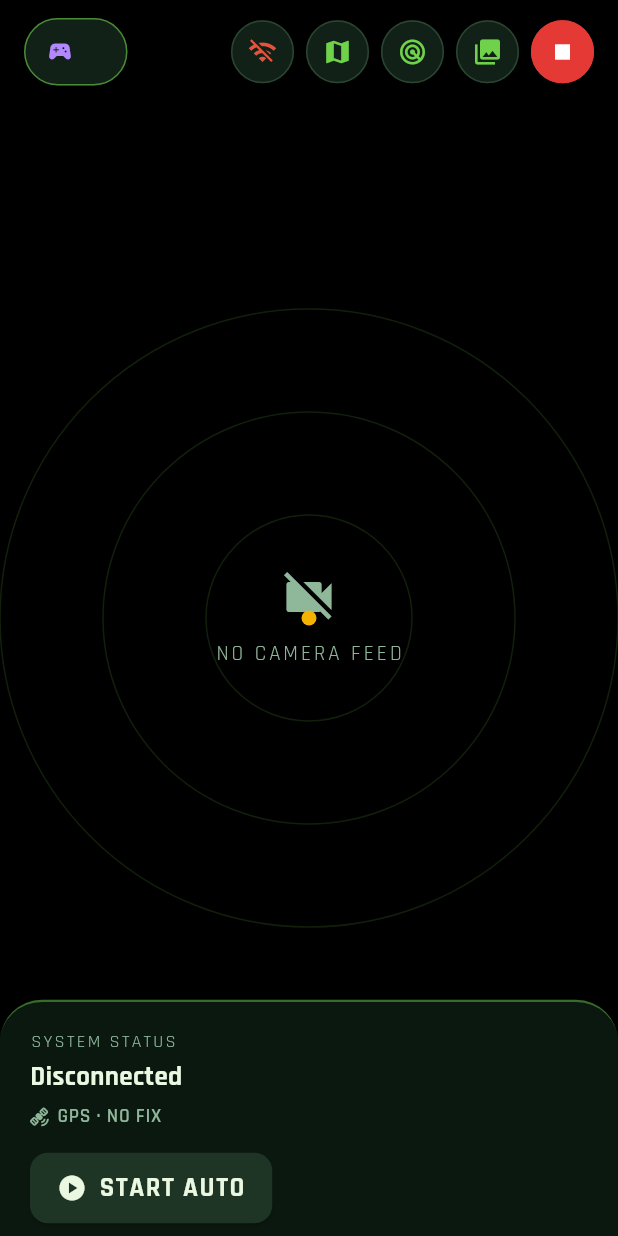
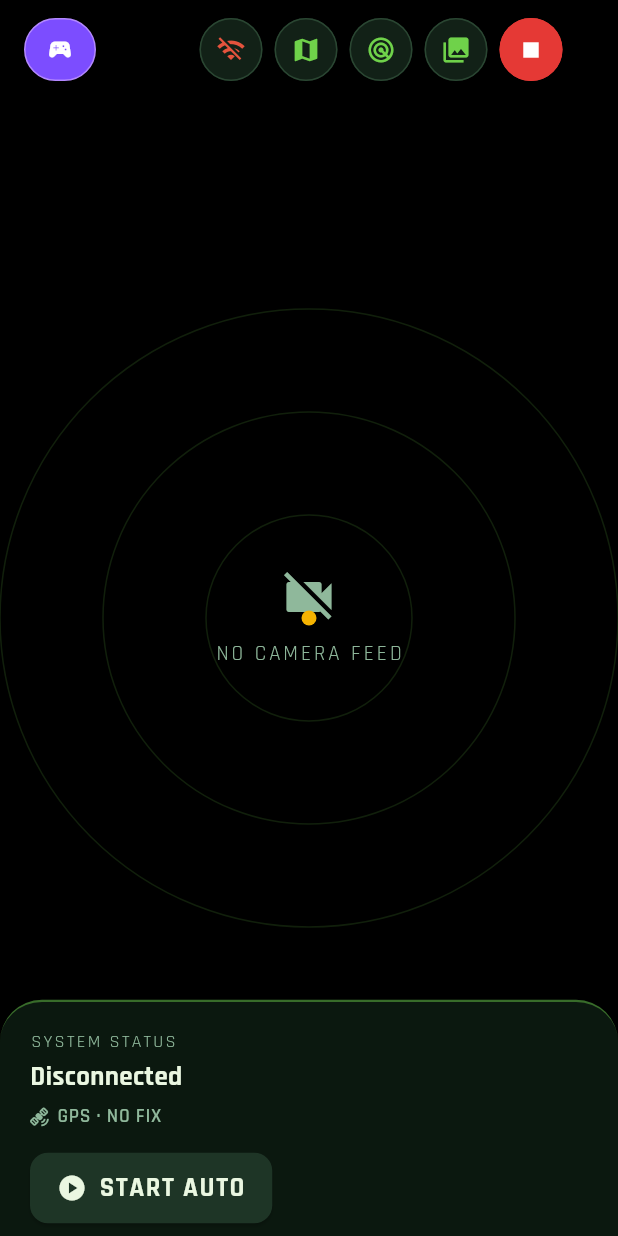
Before and after one commit to abdlnc/appPD, a Flutter app: the ControlScreen screen opened directly, on a phone screen of 412 x 824 dp. Run offline on Flutter 3.47's test engine with Material 3 defaults, Android fonts, the phone set to English and light mode, and no system bars; our stand-ins replace cloud_firestore, firebase_core, flutter_map, google_fonts, latlong2, shared_preferences; missing offline and left inert: flutter_joystick; accounts and stored records are empty.

Commit message:
Make the whole MANUAL control violet, and drop its label
Colouring only the icon left the rest of the control looking like an ordinary
mode pill. The whole thing is now a solid violet block -- a colour used
nowhere else in the bar -- so the entire control reads as developer territory
rather than a mode on offer. AUTO is unchanged: dark surface, amber edge,
amber icon.

The word MANUAL is gone with it. It was labelling something the operator is
not meant to reach for, and the violet marker says what it needs to without
inviting a read as "here is your other mode". AUTO keeps its label, since
that one is theirs.

Also clears five comment lines left orphaned when the developer button was
removed, and the icon-colour variable that is no longer used.

Co-Authored-By: Claude Opus 5 <noreply@anthropic.com>

```diff
--- a/lib/screens/control_screen.dart
+++ b/lib/screens/control_screen.dart
@@ -248,11 +248,6 @@ class _ControlScreenState extends State<ControlScreen> {
   Widget build(BuildContext context) {
     final socket = Provider.of<RobotSocket>(context);
     final Color accent = isAutoMode ? AppColors.amber : AppColors.lime;
-    // MANUAL's icon is violet, not green. Manual driving is the developer
-    // path (its joystick lives behind a dev setting), and this icon is also
-    // the hidden way into those settings -- so it must not look like one of
-    // the green controls the operator is meant to press.
-    final Color modeIconColor = isAutoMode ? AppColors.amber : AppColors.dev;
     final bool hasCamera = socket.cameraImage != null;
     final bool online = socket.isConnected;
 
@@ -320,10 +315,18 @@ class _ControlScreenState extends State<ControlScreen> {
                         padding: const EdgeInsets.symmetric(
                             horizontal: 14, vertical: 11),
                         decoration: BoxDecoration(
-                          color: AppColors.surface.withValues(alpha: 0.85),
+                          // MANUAL is filled violet, AUTO keeps the dark
+                          // surface with an amber edge. A solid block of a
+                          // colour used nowhere else marks the whole control
+                          // as developer territory, not just its icon.
+                          color: isAutoMode
+                              ? AppColors.surface.withValues(alpha: 0.85)
+                              : AppColors.devDim,
                           borderRadius: BorderRadius.circular(40),
-                          border:
-                              Border.all(color: accent.withValues(alpha: 0.6)),
+                          border: Border.all(
+                              color: isAutoMode
+                                  ? accent.withValues(alpha: 0.6)
+                                  : AppColors.dev),
                         ),
                         child: Row(
                           mainAxisSize: MainAxisSize.min,
@@ -332,13 +335,18 @@ class _ControlScreenState extends State<ControlScreen> {
                               isAutoMode
                                   ? Icons.smart_toy
                                   : Icons.sports_esports,
-                              color: modeIconColor,
+                              // White on the violet fill; amber on the dark.
+                              color: isAutoMode ? accent : Colors.white,
                               size: 18,
                             ),
+                            // Only AUTO is labelled. MANUAL is the developer
+                            // path, so it stays an unlabelled violet marker
+                            // rather than reading as a mode on offer.
+                            if (isAutoMode) ...[
                               const SizedBox(width: 8),
                               Flexible(
                                 child: Text(
-                                isAutoMode ? "AUTO" : "MANUAL",
+                                  "AUTO",
                                   overflow: TextOverflow.ellipsis,
                                   style: GoogleFonts.rajdhani(
                                     color: accent,
@@ -349,16 +357,12 @@ class _ControlScreenState extends State<ControlScreen> {
                                 ),
                               ),
                             ],
+                          ],
                         ),
                       ),
                     ),
                   ),
                   const Spacer(),
-                  // DEVELOPER button, shown only once a dev setting is on.
-                  // Violet, unlike every user-facing control (lime / amber /
-                  // red), so a dev affordance is never mistaken for a normal
-                  // one -- and it gives a way back into the settings without
-                  // the 7-tap unlock.
                   // Right action cluster -- consistent circular buttons
                   // Status, not a button (no onTap). Deliberately NOT green:
                   // green marks the icons the operator can actually press.
```
Lines whose indentation alone changed are shown as unchanged.
